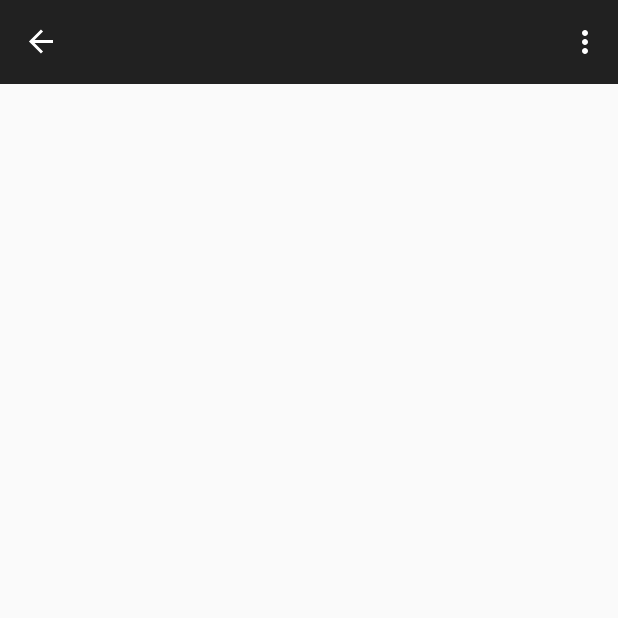
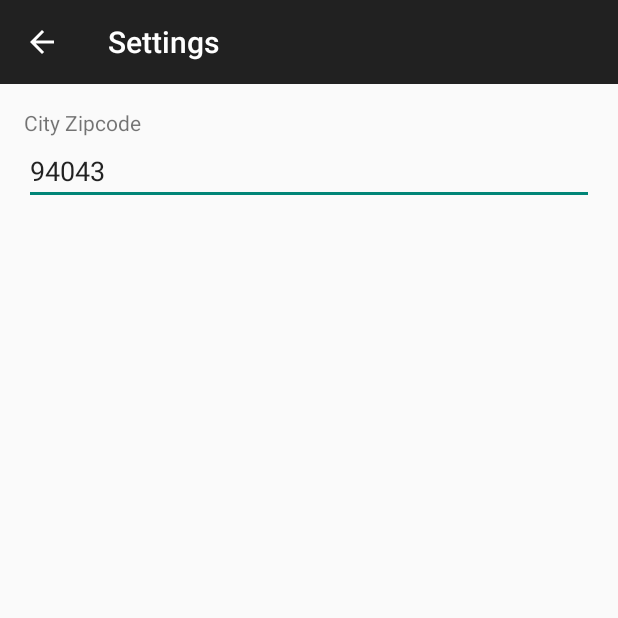
Before and after one commit to SergeyChemkayev/KotlinWeatherApp, an Android app: the DetailActivity screen opened directly, with no data from a screen before it, in the options menu, after a tap on "Settings", on a phone screen of 412 x 824 dp, the top half of it. Run offline under Robolectric (Android 15) with nearby library versions, the phone set to English and light mode, and no system bars; our stand-ins replace Picasso; pictures from the network do not load; 1 statement that could not run was skipped.

Commit message:
settings activity with preferences

```diff
--- a/app/src/main/AndroidManifest.xml
+++ b/app/src/main/AndroidManifest.xml
@@ -13,6 +13,8 @@
         android:supportsRtl="true"
         android:theme="@style/AppTheme"
         android:usesCleartextTraffic="true">
+        <activity android:name=".ui.SettingsActivity"
+            android:label="@string/settings"/>
         <activity
             android:name=".ui.DetailActivity"
             android:parentActivityName=".ui.MainActivity">
--- /dev/null
+++ b/app/src/main/java/com/example/kotlinweatherapp/extensions/DelegatesExtensions.kt
@@ -0,0 +1,52 @@
+package com.example.kotlinweatherapp.extensions
+
+import android.content.Context
+import kotlin.reflect.KProperty
+
+object DelegateExt {
+
+    fun <T> preference(context: Context, name: String, default: T) =
+        Preference(context, name, default)
+}
+
+class Preference<T>(
+    private val context: Context,
+    private val name: String,
+    private val default: T
+) {
+
+    private val prefs by lazy {
+        context.getSharedPreferences("default", Context.MODE_PRIVATE)
+    }
+
+    operator fun getValue(thisRef: Any?, property: KProperty<*>): T = findPreference(name, default)
+
+    operator fun setValue(thisRef: Any?, property: KProperty<*>, value: T) {
+        putPreference(name, value)
+    }
+
+    @Suppress("UNCHECKED_CAST")
+    private fun findPreference(name: String, default: T): T = with(prefs) {
+        val res: Any? = when (default) {
+            is Long -> getLong(name, default)
+            is String -> getString(name, default)
+            is Int -> getInt(name, default)
+            is Boolean -> getBoolean(name, default)
+            is Float -> getFloat(name, default)
+            else -> throw IllegalArgumentException("This type can be saved into Preferences")
+        }
+
+        res as T
+    }
+
+    private fun putPreference(name: String, value: T) = with(prefs.edit()) {
+        when (value) {
+            is Long -> putLong(name, value)
+            is String -> putString(name, value)
+            is Int -> putInt(name, value)
+            is Boolean -> putBoolean(name, value)
+            is Float -> putFloat(name, value)
+            else -> throw IllegalArgumentException("This type can't be saved into Preferences")
+        }.apply()
+    }
+}
--- /dev/null
+++ b/app/src/main/java/com/example/kotlinweatherapp/ui/SettingsActivity.kt
@@ -0,0 +1,41 @@
+package com.example.kotlinweatherapp.ui
+
+import android.os.Bundle
+import android.view.MenuItem
+import androidx.appcompat.app.AppCompatActivity
+import com.example.kotlinweatherapp.R
+import com.example.kotlinweatherapp.extensions.DelegateExt
+import kotlinx.android.synthetic.main.activity_settings.*
+import kotlinx.android.synthetic.main.toolbar.*
+
+class SettingsActivity : AppCompatActivity() {
+
+    companion object {
+        const val ZIP_CODE = "zipCode"
+        const val DEFAULT_ZIP = 94043L
+    }
+
+    private var zipCode: Long
+            by DelegateExt.preference(this, ZIP_CODE, DEFAULT_ZIP)
+
+    override fun onCreate(savedInstanceState: Bundle?) {
+        super.onCreate(savedInstanceState)
+        setContentView(R.layout.activity_settings)
+        setSupportActionBar(toolbar)
+        supportActionBar?.setDisplayHomeAsUpEnabled(true)
+        cityCode.setText(zipCode.toString())
+    }
+
+    override fun onOptionsItemSelected(item: MenuItem) = when (item.itemId) {
+        android.R.id.home -> {
+            onBackPressed()
+            true
+        }
+        else -> false
+    }
+
+    override fun onBackPressed() {
+        super.onBackPressed()
+        zipCode = cityCode.text.toString().toLong()
+    }
+}
--- a/app/src/main/java/com/example/kotlinweatherapp/ui/ToolbarManager.kt
+++ b/app/src/main/java/com/example/kotlinweatherapp/ui/ToolbarManager.kt
@@ -1,5 +1,6 @@
 package com.example.kotlinweatherapp.ui
 
+import android.content.Intent
 import androidx.appcompat.graphics.drawable.DrawerArrowDrawable
 import androidx.appcompat.widget.Toolbar
 import androidx.recyclerview.widget.RecyclerView
@@ -21,7 +22,12 @@ interface ToolbarManager {
         toolbar.inflateMenu(R.menu.menu_main)
         toolbar.setOnMenuItemClickListener {
             when (it.itemId) {
-                R.id.action_settings -> App.instance.toast(R.string.settings)
+                R.id.action_settings -> toolbar.context.startActivity(
+                    Intent(
+                        toolbar.context,
+                        SettingsActivity::class.java
+                    )
+                )
                 else -> App.instance.toast("Unknown option")
             }
             true
--- /dev/null
+++ b/app/src/main/res/layout/activity_settings.xml
@@ -0,0 +1,31 @@
+<?xml version="1.0" encoding="utf-8"?>
+<FrameLayout xmlns:android="http://schemas.android.com/apk/res/android"
+    xmlns:tools="http://schemas.android.com/tools"
+    android:layout_width="match_parent"
+    android:layout_height="match_parent"
+    tools:context=".ui.SettingsActivity">
+
+    <include layout="@layout/toolbar" />
+
+    <LinearLayout
+        android:layout_width="match_parent"
+        android:layout_height="match_parent"
+        android:layout_marginTop="?attr/actionBarSize"
+        android:orientation="vertical"
+        android:padding="@dimen/spacing_xlarge">
+
+        <TextView
+            android:layout_width="wrap_content"
+            android:layout_height="wrap_content"
+            android:text="@string/city_zipcode" />
+
+        <EditText
+            android:id="@+id/cityCode"
+            android:layout_width="match_parent"
+            android:layout_height="wrap_content"
+            android:hint="@string/city_zipcode"
+            android:inputType="number" />
+
+    </LinearLayout>
+
+</FrameLayout>
--- a/app/src/main/res/values/strings.xml
+++ b/app/src/main/res/values/strings.xml
@@ -3,4 +3,5 @@
     <string name="icon">icon</string>
     <string name="temperature">%1$dº</string>
     <string name="settings">Settings</string>
+    <string name="city_zipcode">City Zipcode</string>
 </resources>
```
Also changed, not shown: app/src/main/java/com/example/kotlinweatherapp/ui/MainActivity.kt (+17 -3 lines).
